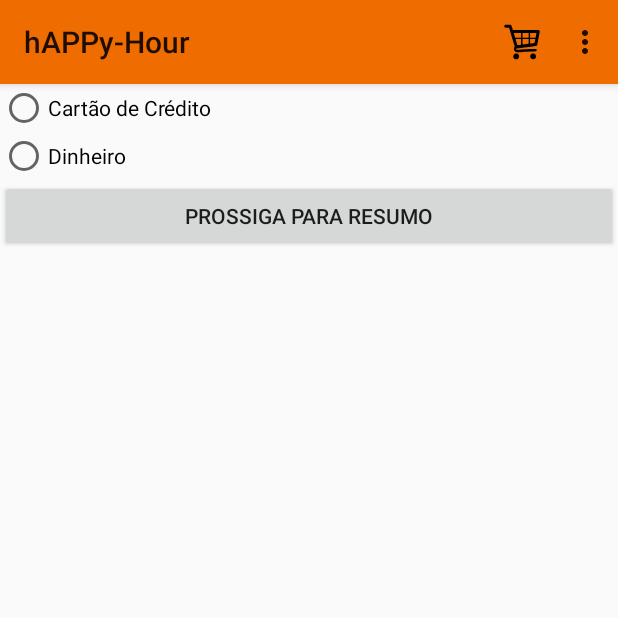
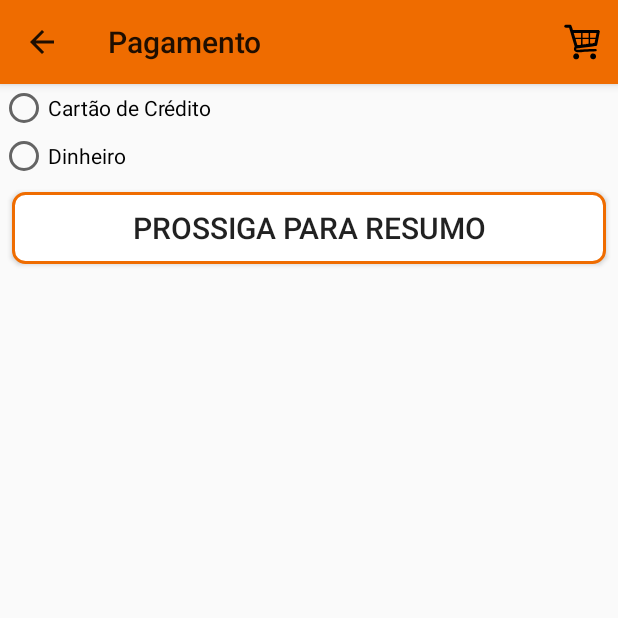
Before and after one commit to brunoconterato/123pedi-android, an Android app: the PaymentActivity screen opened directly, with no data from a screen before it, on a phone screen of 412 x 824 dp, the top half of it. Run offline under Robolectric (Android 15) with nearby library versions, the phone set to English and light mode, and no system bars; libraries missing offline, so code that uses them is left out: br.com.jansenfelipe; 1 statement that could not run was skipped.

Commit message:
Correção de Bugs: EditTexts funcionam corretamente . Entrada máxima de quantidade permitida: 99. Melhorias no design: ghost buttons; barra de ação mostra nomes corretos, barras de ação mostram carrinho.

```diff
--- a/app/src/main/java/beer/happy_hour/drinking/model/List_Item/ListItem.java
+++ b/app/src/main/java/beer/happy_hour/drinking/model/List_Item/ListItem.java
@@ -71,11 +71,13 @@ public class ListItem implements Parcelable{
     }
 
     public void incrementQuantity(){
-        setQuantityAndUpdateCart(quantity + 1);
+        if(quantity <= 99)
+            setQuantityAndUpdateCart(quantity + 1);
     }
 
     public void decrementQuantity(){
-        setQuantityAndUpdateCart(quantity - 1);
+        if(quantity >= 1)
+            setQuantityAndUpdateCart(quantity - 1);
     }
 
     public Item getItem() {
--- /dev/null
+++ b/app/src/main/res/drawable/rounded_corner_ghost_button.xml
@@ -0,0 +1,13 @@
+<?xml version="1.0" encoding="utf-8"?>
+<selector xmlns:android="http://schemas.android.com/apk/res/android">
+    <item>
+        <shape android:shape="rectangle">
+            <solid
+                android:color="@android:color/white"/>
+            <stroke  android:width="2dp"
+                android:color="@color/colorPrimaryDark" />
+            <corners
+                android:radius="8dp" />
+        </shape>
+    </item>
+</selector>
--- a/app/src/main/res/layout/activity_brief.xml
+++ b/app/src/main/res/layout/activity_brief.xml
@@ -145,9 +145,11 @@
             android:textSize="20sp" />
 
         <Button
-            android:id="@+id/button2"
+            android:id="@+id/finalize_button"
             android:layout_width="match_parent"
             android:layout_height="wrap_content"
+            android:background="@drawable/rounded_corner_ghost_button"
+            android:textSize="20sp"
             android:onClick="generateOrder"
             android:text="Concluir Pedido" />
 
--- a/app/src/main/res/layout/activity_payment.xml
+++ b/app/src/main/res/layout/activity_payment.xml
@@ -125,6 +125,9 @@
     <Button
         android:layout_width="match_parent"
         android:layout_height="wrap_content"
+        android:layout_margin="8dp"
+        android:background="@drawable/rounded_corner_ghost_button"
+        android:textSize="20sp"
         android:onClick="goToBriefActivity"
         android:text="Prossiga para resumo" />
 
--- a/app/src/main/res/layout/fragment_activity_maps.xml
+++ b/app/src/main/res/layout/fragment_activity_maps.xml
@@ -46,6 +46,8 @@
     <Button
         android:layout_width="match_parent"
         android:layout_height="match_parent"
+        android:background="@drawable/rounded_corner_ghost_button"
+        android:textSize="20sp"
         android:layout_below="@id/map_with_pin"
         android:layout_gravity="bottom"
         android:layout_weight="3.5"
--- a/app/src/main/res/layout/list_item.xml
+++ b/app/src/main/res/layout/list_item.xml
@@ -61,9 +61,12 @@
             android:layout_width="match_parent"
             android:layout_height="wrap_content"
             android:layout_weight="1"
+            android:layout_marginTop="30dp"
+            android:layout_marginBottom="30dp"
             android:gravity="center_vertical"
             android:hint="0"
-            android:inputType="number" />
+            android:inputType="number"
+            android:imeOptions="actionDone"/>
 
     </LinearLayout>
 
--- a/app/src/main/res/menu/menu_main.xml
+++ b/app/src/main/res/menu/menu_main.xml
@@ -11,14 +11,4 @@
         android:title="Cart"
         app:showAsAction="always"/>
 
-    <item
-        android:id="@+id/about"
-        android:icon="@android:drawable/ic_dialog_info"
-        android:title="About"
-        app:showAsAction="never" />
-
-    <item
-        android:id="@+id/exit"
-        android:title="Exit"
-        app:showAsAction="never" />
 </menu>
```
Also changed, not shown: app/src/main/AndroidManifest.xml (+9 -5 lines), app/src/main/java/beer/happy_hour/drinking/InputFilterMinMax.java (added, +37 -0 lines), app/src/main/java/beer/happy_hour/drinking/activity/BriefActivity.java (+3 -8 lines), app/src/main/java/beer/happy_hour/drinking/activity/CartActivity.java (+3 -7 lines), app/src/main/java/beer/happy_hour/drinking/activity/OrderDetailsActivity.java (+3 -5 lines), app/src/main/java/beer/happy_hour/drinking/activity/PaymentActivity.java (+3 -5 lines), app/src/main/java/beer/happy_hour/drinking/activity/SearchTabsActivity.java (+11 -8 lines), app/src/main/java/beer/happy_hour/drinking/adapter/ListItemAdapter.java (+13 -13 lines), app/src/main/java/beer/happy_hour/drinking/adapter/ShoppingCartAdapter.java (+13 -3 lines), app/src/main/res/layout/activity_cart.xml (+17 -25 lines), app/src/main/res/layout/activity_on_order_accepted.xml (+4 -3 lines), app/src/main/res/layout/activity_order_details.xml (+7 -1 lines), app/src/main/res/layout/activity_search_tabs.xml (+17 -7 lines).
